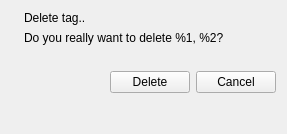
Old version of the form client/uiforms/tag_delete.ui in the repository Wolframe/configurator.
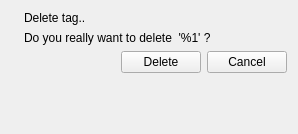
New version of the form. Icons and pictures are not drawn.

```diff
--- a/client/uiforms/tag_delete.ui
+++ b/client/uiforms/tag_delete.ui
@@ -9,7 +9,7 @@
    <rect>
     <x>0</x>
     <y>0</y>
-    <width>287</width>
+    <width>298</width>
     <height>134</height>
    </rect>
   </property>
@@ -43,11 +43,17 @@
    <item row="3" column="1">
     <widget class="QLabel" name="label_2">
      <property name="text">
-      <string>Do you really want to delete %1, %2?</string>
+      <string>Do you really want to delete  '%1' ?</string>
+     </property>
+     <property name="action" stdset="0">
+      <string>TagRequest tag {id={main.id}}</string>
+     </property>
+     <property name="synonym:name" stdset="0">
+      <string>1</string>
      </property>
     </widget>
    </item>
-   <item row="5" column="0" colspan="2">
+   <item row="4" column="1">
     <layout class="QHBoxLayout" name="horizontalLayout_2">
      <item>
       <spacer name="horizontalSpacer">
@@ -90,13 +96,6 @@
      </item>
     </layout>
    </item>
-   <item row="4" column="1">
-    <widget class="QLabel" name="name">
-     <property name="text">
-      <string>&lt;NAME&gt;</string>
-     </property>
-    </widget>
-   </item>
   </layout>
  </widget>
  <tabstops>
```
